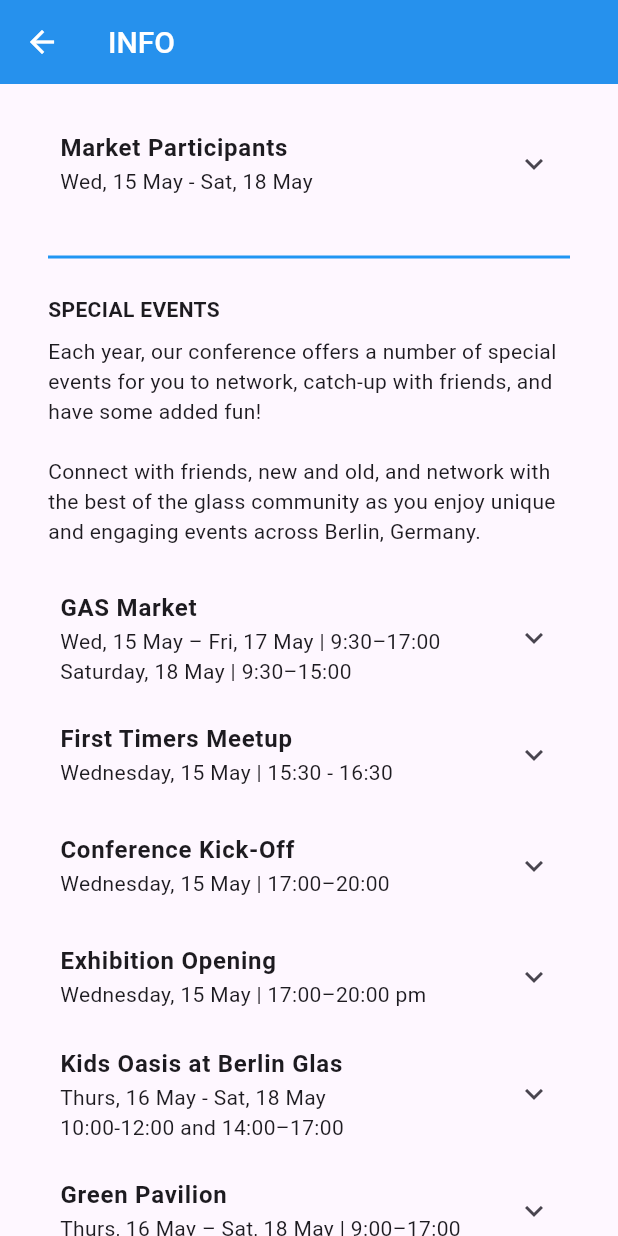
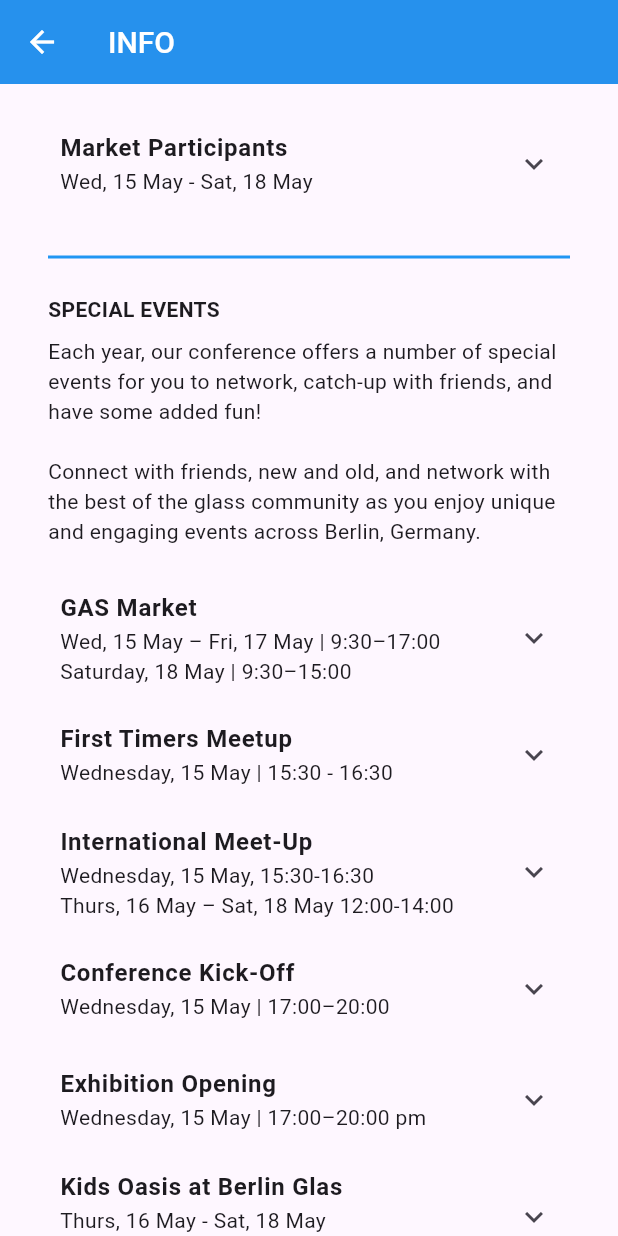
Before and after one commit to smoyerman/GAS-mobile-app, a Flutter app: the InfoScreen screen opened directly, scrolled down 576 dp, on a phone screen of 412 x 824 dp. Run offline on Flutter 3.47's test engine with Material 3 defaults, Android fonts, the phone set to English and light mode, and no system bars; our stand-ins replace carousel_slider, firebase_analytics, firebase_core, firebase_messaging, font_awesome_flutter, google_maps_flutter and 2 more; missing offline and left inert: multiselect; accounts and stored records are empty.

Commit message:
Final changes for GAS meeting.

```diff
--- a/lib/globals.dart
+++ b/lib/globals.dart
@@ -125,6 +125,36 @@ final List<PhotoItem> items = [
       "images/Sponsors/Reichenbach-Logo-mit-MZ--150x150.jpg",
       "Reichenbach Glass Logo",
       "https://glasscolor.com/glass-products/blowing-colors/reichenbach-colors"
+  ),
+  PhotoItem(
+      "images/Sponsors/Monopol logo sq.png",
+      "Monopol Logo",
+      "https://monopol-berlin.com/de"
+  ),
+  PhotoItem(
+      "images/Sponsors/Wilhelm Studios.png",
+      "Wilhelm Studios Logo",
+      "https://www.wilhelmstudios.de/"
+  ),
+  PhotoItem(
+      "images/Sponsors/Flame Off.png",
+      "Flame Off Logo",
+      "https://www.facebook.com/p/Flame-Off-France-100067843531369/"
+  ),
+  PhotoItem(
+      "images/Sponsors/the_LR_logo_24.jpg",
+      "Lathe Riders Logo",
+      "https://www.instagram.com/the_latheriders/?hl=es"
+  ),
+  PhotoItem(
+      "images/Sponsors/logo_niesenglass_big.png",
+      "Niesen Glass Logo",
+      "https://niesenglass.ch/"
+  ),
+  PhotoItem(
+      "images/Sponsors/bomma_1.png",
+      "Bomma Logo",
+      "https://www.bomma.cz/"
   ),
 ];
 
--- a/lib/screens/info_screen.dart
+++ b/lib/screens/info_screen.dart
@@ -358,7 +358,7 @@ class InfoScreen extends StatelessWidget {
                           ),
                         ),
                         TextSpan(
-                          text: '   • Conference Pass Holders: Included\n\n',
+                          text: '   • Free to the public\n\n',
                           style: TextStyle( fontSize: 14 ),
                         ),
                         TextSpan(
@@ -377,51 +377,6 @@ class InfoScreen extends StatelessWidget {
                 ),
               ]
           ),
-          /*ExpansionTile(
-              leading: Container(
-                  child: Icon(Icons.co_present,
-                    color: Colors.blue,
-                    size: 60.0,
-                  ),
-                  width: 80,
-                ),
-              title: Text('Research Presentations',
-                style: TextStyle(fontWeight: FontWeight.bold, fontSize: 16),
-              ),
-              children: <Widget>[
-                ListTile(
-                  dense:true,
-                  contentPadding: EdgeInsets.symmetric(horizontal: 30.0, vertical: -10.0),
-                  visualDensity: VisualDensity(horizontal: 0, vertical: -4),
-                  title: RichText(
-                    text: TextSpan(
-                      style: Theme.of(context).textTheme.headline6,
-                      children: [
-                        const TextSpan(
-                          text: 'Are you a researcher in the field of glass who has a paper, poster, or '
-                              'other research project to share? Are you coming to Berlin for the GAS Conference? '
-                              'GREAT! ',
-                          style: TextStyle(fontSize: 14),
-                        ),
-                        new TextSpan(
-                          text: 'Sign up here',
-                          style: new TextStyle(color: Colors.blue, fontSize: 14),
-                          recognizer: new TapGestureRecognizer()
-                            ..onTap = () { launch('https://docs.google.com/forms/d/e/1FAIpQLSf-zzP2gkhw_hUmhjaR1h4LhGRrqZ9ejCrQoBF7iwy1qJh6dg/viewform');
-                            },
-                        ),
-                        const TextSpan(
-                          text: ' to indicate your interest in presenting your research, and our team will '
-                              'reach out to you before April 2024 with options available for presenting or '
-                              'conducting your research at the conference.',
-                          style: TextStyle(fontSize: 14),
-                        ),
-                      ],
-                    ),
-                  ),
-                )
-              ]
-          ),*/
         ]
     );
 
@@ -567,6 +522,42 @@ class InfoScreen extends StatelessWidget {
               ),
             ],
           ),
+
+          ExpansionTile(
+            title: Text('International Meet-Up',
+              style: TextStyle(fontWeight: FontWeight.bold, fontSize: 16),
+            ),
+            subtitle: Text('Wednesday, 15 May, 15:30-16:30\nThurs, 16 May – Sat, 18 May 12:00-14:00'),
+            children: <Widget>[
+              ListTile(
+                contentPadding: EdgeInsets.fromLTRB(24,4,20,4),
+                title: Text('Wilhelm Hallen Beer Garden\n',
+                  style: TextStyle(fontSize: 14, fontWeight: FontWeight.bold),
+                ),
+                subtitle: RichText(
+                  text: TextSpan(
+                    style: Theme.of(context).textTheme.headline6,
+                    children: [
+                      const TextSpan(
+                        text: 'Join us for an enriching opportunity to connect and collaborate with members of '
+                  'the European Task Force. Explore all facets of Europe\'s glass scene, join in discussions, '
+                            'share knowledge, and foster stronger community bonds towards shaping our collective '
+                            'future.\n\n',
+                        style: TextStyle(
+                          fontSize: 14,
+                        ),
+                      ),
+                      TextSpan(
+                        text: '   • Conference Pass Holders: Included\n',
+                        style: TextStyle( fontSize: 14 ),
+                      ),
+                    ],
+                  ),
+                ),
+              ),
+            ],
+          ),
+
           ExpansionTile(
             title: Text('Conference Kick-Off',
               style: TextStyle(fontWeight: FontWeight.bold, fontSize: 16),
@@ -762,6 +753,41 @@ class InfoScreen extends StatelessWidget {
                     children: [
                       const TextSpan(
                         text: 'Get your flame on at Monopol as flameworkers take the stage.\n\n',
+                        style: TextStyle(
+                          fontSize: 14,
+                        ),
+                      ),
+                      TextSpan(
+                        text: '   • Conference Pass Holders: Included\n',
+                        style: TextStyle( fontSize: 14 ),
+                      ),
+                    ],
+                  ),
+                ),
+              ),
+            ],
+          ),
+
+          ExpansionTile(
+            title: Text('Research Presentations',
+              style: TextStyle(fontWeight: FontWeight.bold, fontSize: 16),
+            ),
+            subtitle: Text('Saturday, 18 May | 12:00–13:30'),
+            children: <Widget>[
+              ListTile(
+                contentPadding: EdgeInsets.fromLTRB(24,4,20,4),
+                title: Text('Wilhelm Hallen Lecture\n',
+                  style: TextStyle(fontSize: 14, fontWeight: FontWeight.bold),
+                ),
+                subtitle: RichText(
+                  text: TextSpan(
+                    style: Theme.of(context).textTheme.headline6,
+                    children: [
+                      const TextSpan(
+                        text: 'Hear from glass artists and scholars about their '
+                            'current projects in these ten-minute research presentations! '
+                            'Presenters include: Andrea da Ponte, Sara Hulkkonen, '
+                            'Mark Hursty, Riikka Latva-Somppi, Michael J Souza, and Franca Tasch.\n\n',
                         style: TextStyle(
                           fontSize: 14,
                         ),
```
Also changed, not shown: lib/data/talks.dart (+10 -10 lines), lib/main.dart (+78 -15 lines), images/Sponsors/Flame Off.png (added), images/Sponsors/Monopol logo sq.png (added), images/Sponsors/Wilhelm Hallen Logo.jpeg (added), images/Sponsors/Wilhelm Studios.png (added), images/Sponsors/bomma_1.png (added), images/Sponsors/logo_niesenglass_big.png (added), images/Sponsors/the_LR_logo_24.jpg (added), pubspec.lock, 7 other files.
